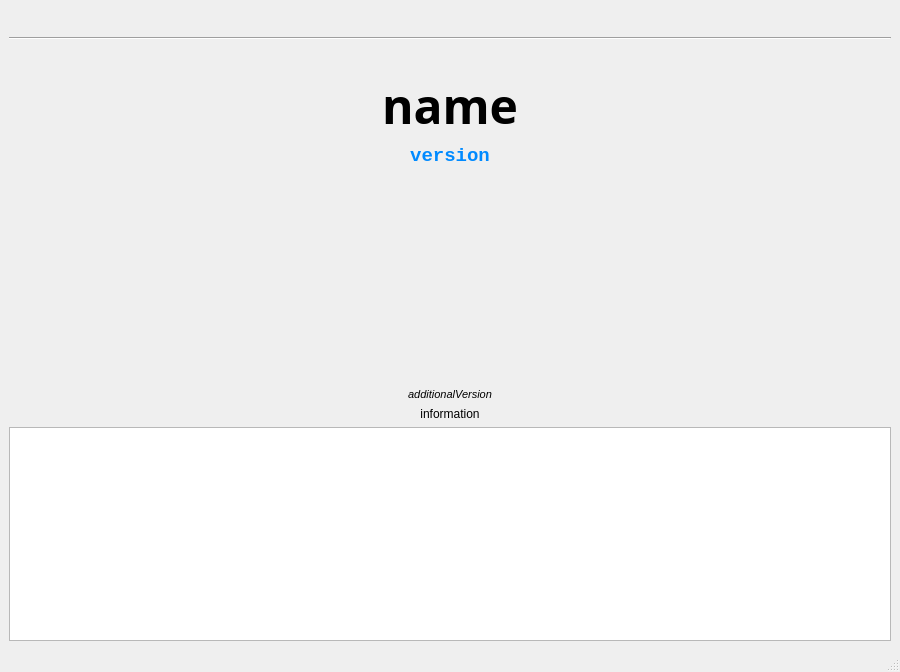
Old version of the form wabout.ui in the repository pietr26/OMSI-Tools.
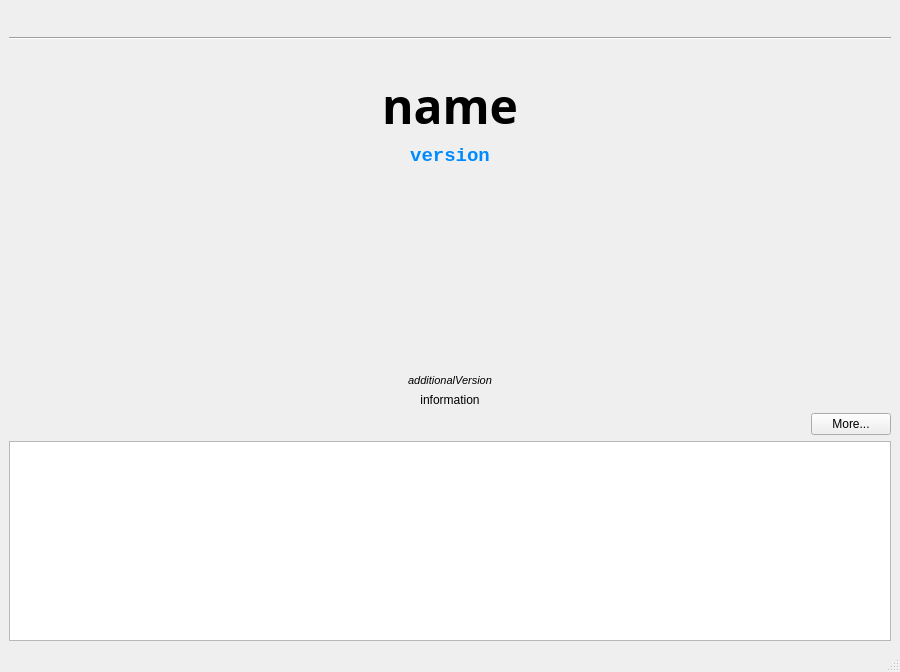
New version of the form. Icons and pictures are not drawn.

Commit message: Added more information button and message box

Patch:
```diff
--- a/wabout.ui
+++ b/wabout.ui
@@ -259,6 +259,30 @@
       </property>
      </widget>
     </item>
+    <item>
+     <layout class="QHBoxLayout" name="horizontalLayout_3">
+      <item>
+       <spacer name="horizontalSpacer_4">
+        <property name="orientation">
+         <enum>Qt::Horizontal</enum>
+        </property>
+        <property name="sizeHint" stdset="0">
+         <size>
+          <width>40</width>
+          <height>20</height>
+         </size>
+        </property>
+       </spacer>
+      </item>
+      <item>
+       <widget class="QPushButton" name="btnMore">
+        <property name="text">
+         <string>More...</string>
+        </property>
+       </widget>
+      </item>
+     </layout>
+    </item>
     <item>
      <widget class="QTextEdit" name="teedAbout">
       <property name="readOnly">
```
The commit also changes 2 other files.
